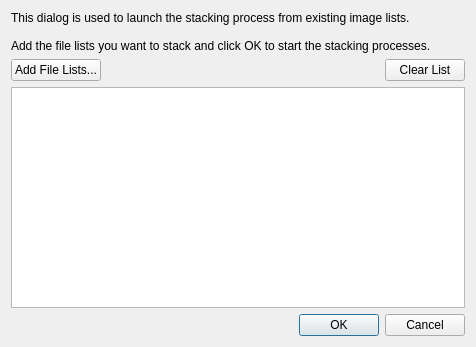
deepskystacker/DSS, file DeepSkyStacker/ui/BatchStacking.ui: the form before one commit.
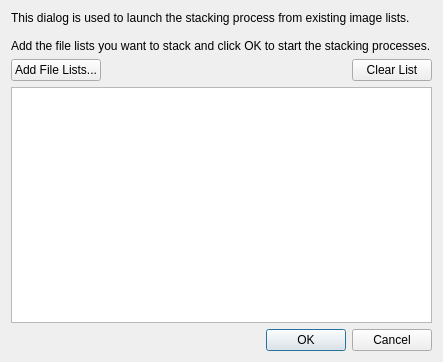
The form after the commit.

Diff of the .ui file:
```diff
--- a/DeepSkyStacker/ui/BatchStacking.ui
+++ b/DeepSkyStacker/ui/BatchStacking.ui
@@ -6,8 +6,8 @@
    <rect>
     <x>0</x>
     <y>0</y>
-    <width>476</width>
-    <height>347</height>
+    <width>443</width>
+    <height>362</height>
    </rect>
   </property>
   <property name="windowTitle">
@@ -58,7 +58,14 @@
     </layout>
    </item>
    <item>
-    <widget class="QListView" name="listView"/>
+    <widget class="QListView" name="fileLists">
+     <property name="dragDropMode">
+      <enum>QAbstractItemView::DragDrop</enum>
+     </property>
+     <property name="viewMode">
+      <enum>QListView::IconMode</enum>
+     </property>
+    </widget>
    </item>
    <item>
     <widget class="QDialogButtonBox" name="buttonBox">
```
Left out of the diff: 54 changed lines with no effect on the pictures.
